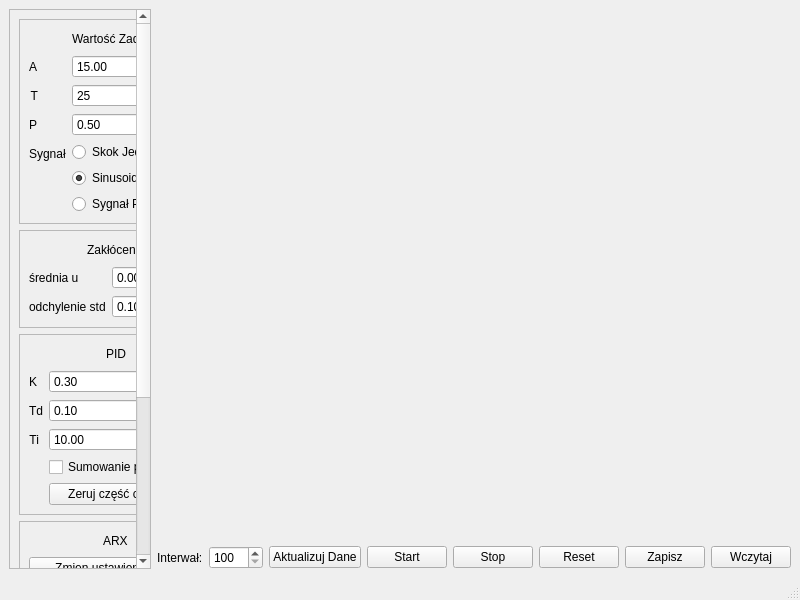
Before: the Qt Designer form mainwindow.ui in micjaw310589/piSUAR-server, drawn with Qt 5.
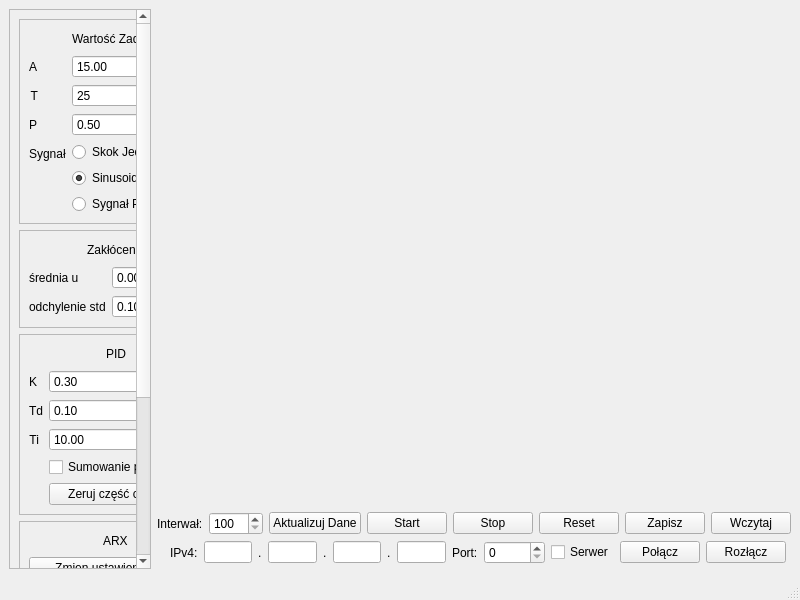
After: the same form once the commit is applied.

What changed in the file:
```diff
--- a/mainwindow.ui
+++ b/mainwindow.ui
@@ -593,7 +593,7 @@
        </layout>
       </item>
       <item>
-       <layout class="QVBoxLayout" name="verticalLayout_4" stretch="6,1">
+       <layout class="QVBoxLayout" name="verticalLayout_4" stretch="6,0,0">
         <item>
          <layout class="QVBoxLayout" name="verticalLayout_3">
           <item>
@@ -713,6 +713,163 @@
           </item>
          </layout>
         </item>
+        <item>
+         <layout class="QHBoxLayout" name="horizontalLayout_6">
+          <property name="rightMargin">
+           <number>5</number>
+          </property>
+          <property name="bottomMargin">
+           <number>5</number>
+          </property>
+          <item>
+           <spacer name="horizontalSpacer_13">
+            <property name="orientation">
+             <enum>Qt::Orientation::Horizontal</enum>
+            </property>
+            <property name="sizeHint" stdset="0">
+             <size>
+              <width>40</width>
+              <height>20</height>
+             </size>
+            </property>
+           </spacer>
+          </item>
+          <item>
+           <widget class="QLabel" name="lblStatus">
+            <property name="text">
+             <string/>
+            </property>
+           </widget>
+          </item>
+          <item>
+           <spacer name="horizontalSpacer_3">
+            <property name="orientation">
+             <enum>Qt::Orientation::Horizontal</enum>
+            </property>
+            <property name="sizeHint" stdset="0">
+             <size>
+              <width>40</width>
+              <height>20</height>
+             </size>
+            </property>
+           </spacer>
+          </item>
+          <item>
+           <widget class="QLabel" name="label_19">
+            <property name="text">
+             <string>IPv4:</string>
+            </property>
+           </widget>
+          </item>
+          <item>
+           <widget class="QLineEdit" name="txtIP_A"/>
+          </item>
+          <item>
+           <widget class="QLabel" name="label_20">
+            <property name="text">
+             <string>.</string>
+            </property>
+           </widget>
+          </item>
+          <item>
+           <widget class="QLineEdit" name="txtIP_B"/>
+          </item>
+          <item>
+           <widget class="QLabel" name="label_21">
+            <property name="text">
+             <string>.</string>
+            </property>
+           </widget>
+          </item>
+          <item>
+           <widget class="QLineEdit" name="txtIP_C"/>
+          </item>
+          <item>
+           <widget class="QLabel" name="label_22">
+            <property name="text">
+             <string>.</string>
+            </property>
+           </widget>
+          </item>
+          <item>
+           <widget class="QLineEdit" name="txtIP_D"/>
+          </item>
+          <item>
+           <spacer name="horizontalSpacer_4">
+            <property name="orientation">
+             <enum>Qt::Orientation::Horizontal</enum>
+            </property>
+            <property name="sizeHint" stdset="0">
+             <size>
+              <width>40</width>
+              <height>20</height>
+             </size>
+            </property>
+           </spacer>
+          </item>
+          <item>
+           <widget class="QLabel" name="label_23">
+            <property name="text">
+             <string>Port:</string>
+            </property>
+           </widget>
+          </item>
+          <item>
+           <widget class="QSpinBox" name="spinBox_Port">
+            <property name="maximum">
+             <number>65535</number>
+            </property>
+           </widget>
+          </item>
+          <item>
+           <spacer name="horizontalSpacer_11">
+            <property name="orientation">
+             <enum>Qt::Orientation::Horizontal</enum>
+            </property>
+            <property name="sizeHint" stdset="0">
+             <size>
+              <width>40</width>
+              <height>20</height>
+             </size>
+            </property>
+           </spacer>
+          </item>
+          <item>
+           <widget class="QCheckBox" name="ckbServer">
+            <property name="text">
+             <string>Serwer</string>
+            </property>
+           </widget>
+          </item>
+          <item>
+           <widget class="QPushButton" name="btnPolacz">
+            <property name="text">
+             <string>Połącz</string>
+            </property>
+           </widget>
+          </item>
+          <item>
+           <widget class="QPushButton" name="btnRozlacz">
+            <property name="text">
+             <string>Rozłącz</string>
+            </property>
+           </widget>
+          </item>
+          <item>
+           <spacer name="horizontalSpacer_12">
+            <property name="orientation">
+             <enum>Qt::Orientation::Horizontal</enum>
+            </property>
+            <property name="sizeHint" stdset="0">
+             <size>
+              <width>40</width>
+              <height>20</height>
+             </size>
+            </property>
+           </spacer>
+          </item>
+         </layout>
+        </item>
        </layout>
       </item>
      </layout>
```
Left out of the diff: 6 changed lines with no effect on the pictures.
